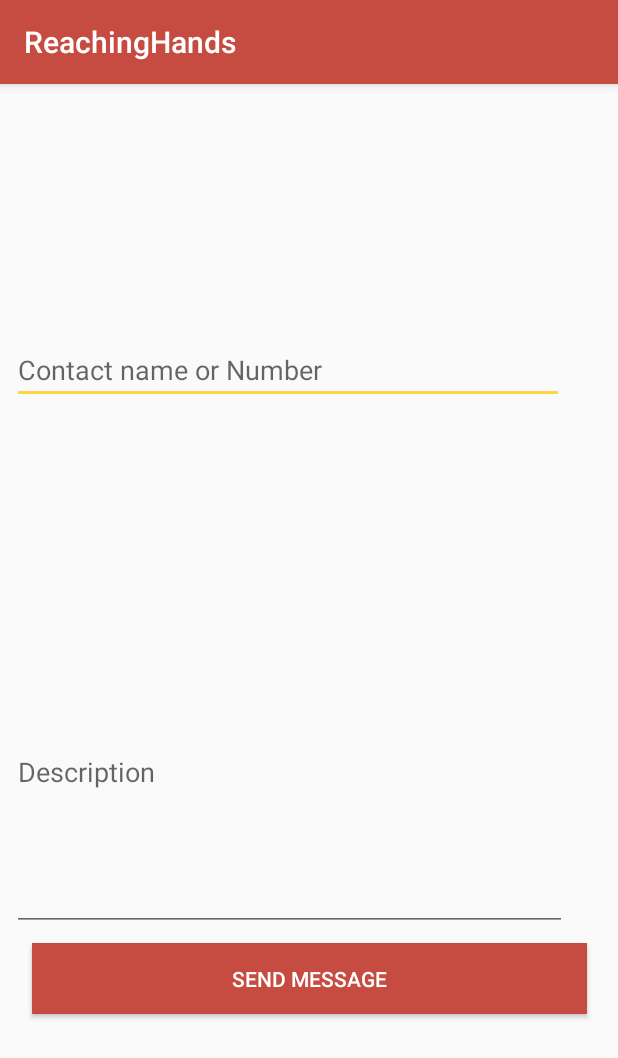
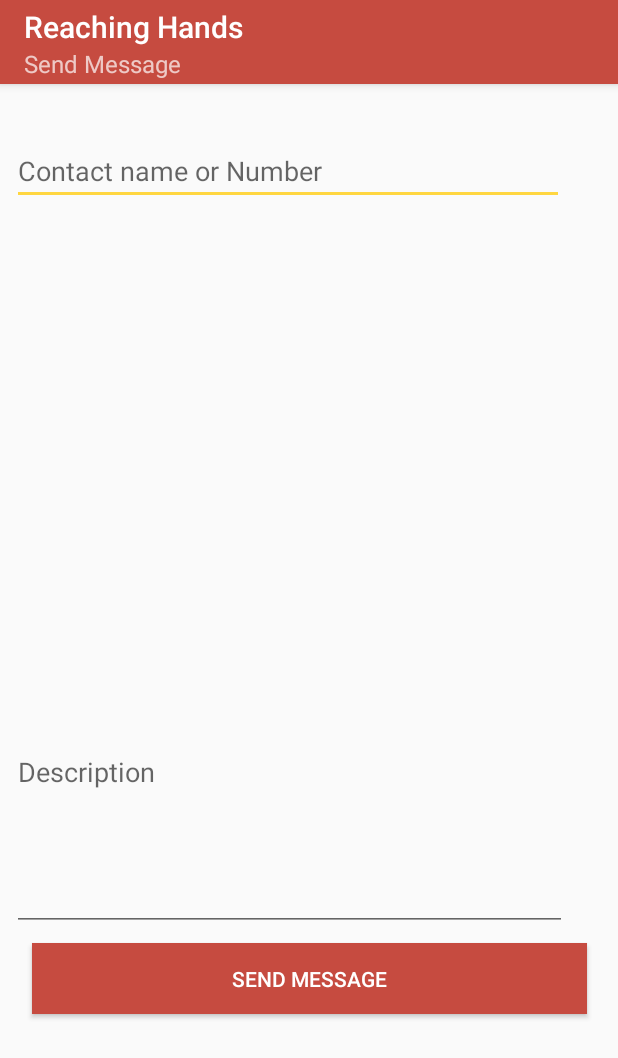
Before and after one commit to tripti27/NGO_Project, an Android app: the MessageActivity screen opened directly, with no data from a screen before it, on a phone screen of 412 x 824 dp. Shown: the top 1058 px of the screen. Run offline under Robolectric (Android 15) with nearby library versions, the phone set to English and light mode, and no system bars; network calls fail.

Commit message:
GCM & FCM

```diff
--- a/ReachingHands/app/build.gradle
+++ b/ReachingHands/app/build.gradle
@@ -29,5 +29,9 @@ dependencies {
     compile 'com.android.support:design:25.3.1'
     compile 'com.android.volley:volley:1.0.0'
     compile 'com.android.support:recyclerview-v7:25.3.1'
+    compile 'com.google.firebase:firebase-core:11.0.2'
+    compile 'com.google.firebase:firebase-messaging:11.0.2'
+    compile "com.google.android.gms:play-services-gcm:11.0.2"
     testCompile 'junit:junit:4.12'
 }
+apply plugin: 'com.google.gms.google-services'
--- a/ReachingHands/app/src/main/java/com/cfg/reachinghands/Config.java
+++ b/ReachingHands/app/src/main/java/com/cfg/reachinghands/Config.java
@@ -5,7 +5,7 @@ package com.cfg.reachinghands;
  */
 
 public class Config {
-    public static final String REQUEST_DATA_URL = "http://192.168.43.61/areq.php";
+    public static final String REQUEST_DATA_URL = "http://10.49.92.64/areq.php";
     public static final String ATTENDENCE_DATA_URL = "http://192.168.43.61/attendence.php";
 
 }
--- a/ReachingHands/app/src/main/java/com/cfg/reachinghands/MainActivity.java
+++ b/ReachingHands/app/src/main/java/com/cfg/reachinghands/MainActivity.java
@@ -115,7 +115,7 @@ public class MainActivity extends AppCompatActivity
         } else if (id == R.id.nav_share) {
 
         } else if (id == R.id.nav_send) {
-
+            startActivity(new Intent(MainActivity.this, MessageActivity.class));
         }
 
         DrawerLayout drawer = (DrawerLayout) findViewById(R.id.drawer_layout);
--- a/ReachingHands/app/src/main/java/com/cfg/reachinghands/MessageActivity.java
+++ b/ReachingHands/app/src/main/java/com/cfg/reachinghands/MessageActivity.java
@@ -2,12 +2,36 @@ package com.cfg.reachinghands;
 
 import android.support.v7.app.AppCompatActivity;
 import android.os.Bundle;
+import android.telephony.SmsManager;
+import android.view.View;
+import android.widget.Button;
+import android.widget.EditText;
 
 public class MessageActivity extends AppCompatActivity {
 
+    EditText num, desc;
+    Button send;
     @Override
     protected void onCreate(Bundle savedInstanceState) {
         super.onCreate(savedInstanceState);
         setContentView(R.layout.activity_message);
+        getSupportActionBar().setTitle("Reaching Hands");
+        getSupportActionBar().setSubtitle("Send Message");
+
+        num = (EditText) findViewById(R.id.phone);
+        desc = (EditText) findViewById(R.id.desc);
+
+        final String phoneStr = num.getText().toString();
+        final String descStr = desc.getText().toString();
+
+        send = (Button)findViewById(R.id.sendbutton);
+        send.setOnClickListener(new View.OnClickListener() {
+            @Override
+            public void onClick(View view) {
+                SmsManager smsManager = SmsManager.getDefault();
+                smsManager.sendTextMessage(phoneStr, null, descStr, null, null);
+            }
+        });
+
     }
 }
--- a/ReachingHands/app/src/main/res/layout/activity_message.xml
+++ b/ReachingHands/app/src/main/res/layout/activity_message.xml
@@ -18,9 +18,10 @@
         app:layout_constraintRight_toRightOf="parent"
         app:layout_constraintHorizontal_bias="0.0"
         android:layout_marginBottom="8dp"
-        app:layout_constraintBottom_toTopOf="@+id/editText"
         android:layout_marginStart="8dp"
-        android:layout_marginEnd="8dp" />
+        android:layout_marginEnd="8dp"
+        android:inputType="phone"
+        android:id="@+id/phone"/>
     <EditText
         android:hint="Description"
         android:layout_height="211dp"
@@ -29,16 +30,17 @@
         app:layout_constraintRight_toRightOf="parent"
         android:layout_marginLeft="8dp"
         app:layout_constraintLeft_toLeftOf="parent"
-        android:id="@+id/editText"
+        android:id="@+id/desc"
         android:layout_marginStart="8dp"
         android:layout_marginEnd="8dp"
         app:layout_constraintHorizontal_bias="0.0"
         android:layout_marginBottom="8dp"
-        app:layout_constraintBottom_toTopOf="@+id/button" />
+        app:layout_constraintBottom_toTopOf="@+id/sendbutton"
+        />
     <Button
         android:layout_width="370dp"
         android:layout_height="47dp"
-        android:id="@+id/button"
+        android:id="@+id/sendbutton"
         app:layout_constraintBottom_toBottomOf="parent"
         android:layout_marginBottom="148dp"
         android:layout_marginLeft="8dp"
--- a/ReachingHands/build.gradle
+++ b/ReachingHands/build.gradle
@@ -6,7 +6,7 @@ buildscript {
     }
     dependencies {
         classpath 'com.android.tools.build:gradle:2.3.3'
-
+        classpath 'com.google.gms:google-services:3.1.0'
         // NOTE: Do not place your application dependencies here; they belong
         // in the individual module build.gradle files
     }
```
Also changed, not shown: ReachingHands/app/src/main/AndroidManifest.xml (+11 -0 lines), ReachingHands/app/src/main/java/com/cfg/reachinghands/RegistrationIntentService.java (added, +25 -0 lines).
